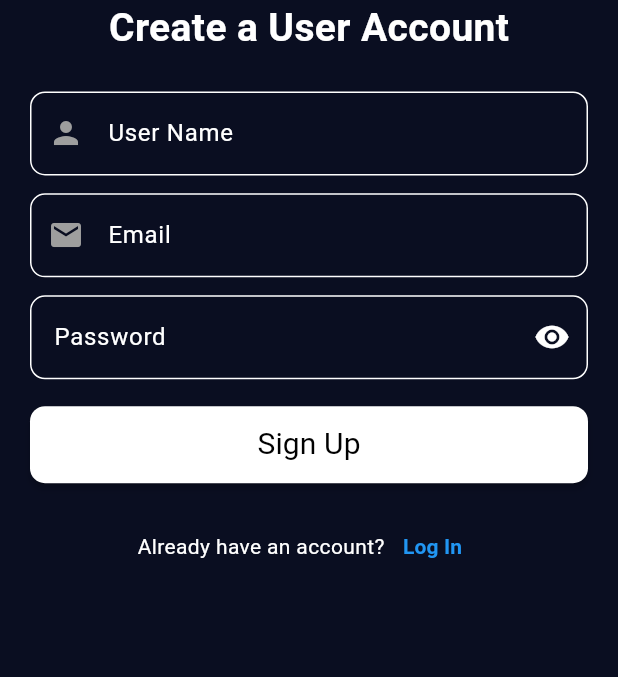
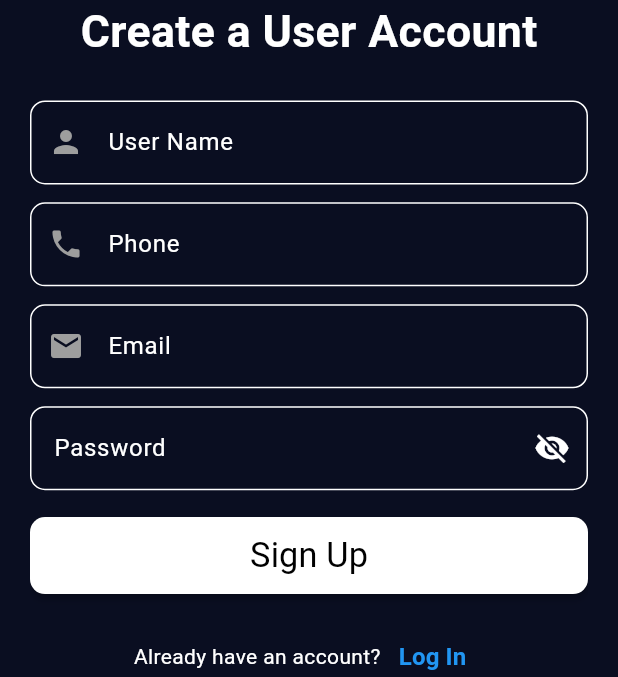
Before and after one commit to Marwanali2/uber_app_customer, a Flutter app: the screen it shows after launch, after a tap on "Sign Up", on a phone screen of 412 x 824 dp, the part 559-1236 px from its top. Run offline on Flutter 3.47's test engine with Material 3 defaults, Android fonts, the phone set to English and light mode, and no system bars; our stand-ins replace connectivity_plus, dartz, firebase_auth, firebase_core, firebase_database, flutter_bloc and 3 more; accounts and stored records are empty; network calls fail.

Commit message:
- add Firebase initializeApp in main app - Create error handler class - add some styles - Create Custom Loading Indication widget - Create SignUp Request Body with JsonSerializable - Create Auth repo - Create Firebase Authentication Impl class - create SignUp Cubit - Create SignUp States with freezed - wrap BlocProvider in Signup Screen - Create Validate And Login Method - add controllers in cubit - Create SignUp Bloc Listener

```diff
--- /dev/null
+++ b/devtools_options.yaml
@@ -0,0 +1,3 @@
+description: This file stores settings for Dart & Flutter DevTools.
+documentation: https://docs.flutter.dev/tools/devtools/extensions#configure-extension-enablement-states
+extensions:
--- a/lib/core/styles/app_styles.dart
+++ b/lib/core/styles/app_styles.dart
@@ -1,18 +1,23 @@
 import 'package:flutter/material.dart';
+import 'package:flutter_screenutil/flutter_screenutil.dart';
 
 class AppStyles {
-  static const TextStyle font26Bold = TextStyle(
-    fontSize: 26,
+  static TextStyle font26Bold = TextStyle(
+    fontSize: 26.sp,
     fontWeight: FontWeight.bold,
   );
 
-  static const TextStyle font20Regular = TextStyle(
-    fontSize: 20,
+  static TextStyle font20Regular = TextStyle(
+    fontSize: 20.sp,
     fontWeight: FontWeight.w400,
   );
 
-  static const TextStyle font14Bold = TextStyle(
-    fontSize: 14,
+  static TextStyle font14Bold = TextStyle(
+    fontSize: 14.sp,
     fontWeight: FontWeight.bold,
   );
+  static TextStyle font16Regular = TextStyle(
+    fontSize: 16.sp,
+    fontWeight: FontWeight.w400,
+  );
 }
--- a/lib/core/styles/app_theme.dart
+++ b/lib/core/styles/app_theme.dart
@@ -6,12 +6,14 @@ class AppTheme {
       scaffoldBackgroundColor: Colors.grey.shade200,
       colorScheme: const ColorScheme.light(
         secondary: Colors.white,
+        surface: Colors.white70,
         onSecondary: Colors.black, // for black in light theme
       ));
   static ThemeData darkTheme = ThemeData(
       scaffoldBackgroundColor: AppColors.scaffoldBackgroundColor,
       colorScheme: const ColorScheme.dark(
         secondary: Colors.black,
+        surface: Colors.black87,
         onSecondary: Colors.white, // for white in dark theme
       ));
 }
--- a/lib/core/widgets/custom_app_text_form_field.dart
+++ b/lib/core/widgets/custom_app_text_form_field.dart
@@ -10,16 +10,20 @@ class CustomAppTextFormField extends StatelessWidget {
     this.enabledBorder,
     this.focusedBorder,
     this.prefixIcon,
+    this.keyboardType,
+    this.controller,
   });
   final String hintText;
   final Widget? suffixIcon;
   final bool? obscureText;
   final InputBorder? border, enabledBorder, focusedBorder;
   final Widget? prefixIcon;
-
+  final TextInputType? keyboardType;
+  final TextEditingController? controller;
   @override
   Widget build(BuildContext context) {
     return TextFormField(
+      controller: controller,
       decoration: InputDecoration(
         border: border ??
             OutlineInputBorder(
@@ -43,6 +47,7 @@ class CustomAppTextFormField extends StatelessWidget {
         prefixIcon: prefixIcon,
         suffixIcon: suffixIcon ?? const SizedBox.shrink(),
       ),
+      keyboardType: keyboardType ?? TextInputType.emailAddress,
       obscureText: obscureText ?? false,
     );
   }
--- /dev/null
+++ b/lib/features/authentication/data/models/signup_request_body.dart
@@ -0,0 +1,21 @@
+import 'package:freezed_annotation/freezed_annotation.dart';
+
+part 'signup_request_body.g.dart';
+
+@JsonSerializable()
+class SignUpRequestBody {
+  final String name;
+  final String email;
+  final String password;
+  final String phone;
+  String? blockState = 'false';
+  SignUpRequestBody({
+    this.blockState,
+    required this.name,
+    required this.email,
+    required this.password,
+    required this.phone,
+  });
+
+  Map<String, dynamic> toJson() => _$SignUpRequestBodyToJson(this);
+}
--- /dev/null
+++ b/lib/features/authentication/data/repo/authentication_repo.dart
@@ -0,0 +1,8 @@
+import 'package:dartz/dartz.dart';
+import 'package:uber_app_customer/core/network/error_handler.dart';
+import 'package:uber_app_customer/features/authentication/data/models/signup_request_body.dart';
+
+abstract class AuthenticationRepo {
+  Future<Either<ErrorHandler, void>> signUp(
+      SignUpRequestBody signUpRequestBody);
+}
--- /dev/null
+++ b/lib/features/authentication/presentation/controller/cubit/sign_up_cubit.dart
@@ -0,0 +1,31 @@
+import 'package:flutter/material.dart';
+import 'package:flutter_bloc/flutter_bloc.dart';
+import 'package:freezed_annotation/freezed_annotation.dart';
+import 'package:uber_app_customer/features/authentication/data/repo/authentication_repo.dart';
+
+import '../../../data/models/signup_request_body.dart';
+
+part 'sign_up_cubit.freezed.dart';
+part 'sign_up_state.dart';
+
+class SignUpCubit extends Cubit<SignUpState> {
+  final AuthenticationRepo authenticationRepo;
+  SignUpCubit(this.authenticationRepo) : super(const SignUpState.initial());
+  TextEditingController passwordController = TextEditingController();
+  TextEditingController userNameController = TextEditingController();
+  TextEditingController emailController = TextEditingController();
+  TextEditingController phoneController = TextEditingController();
+
+  Future<void> doSignUp() async {
+    emit(const SignUpState.loading());
+    final result = await authenticationRepo.signUp(SignUpRequestBody(
+        name: userNameController.text,
+        email: emailController.text,
+        password: passwordController.text,
+        phone: phoneController.text));
+    result.fold(
+      (l) => emit(SignUpState.failure(message: l.error)),
+      (r) => emit(const SignUpState.success()),
+    );
+  }
+}
--- /dev/null
+++ b/lib/features/authentication/presentation/controller/cubit/sign_up_state.dart
@@ -0,0 +1,9 @@
+part of 'sign_up_cubit.dart';
+
+@freezed
+class SignUpState with _$SignUpState {
+  const factory SignUpState.initial() = _Initial;
+  const factory SignUpState.loading() = Loading;
+  const factory SignUpState.failure({required String message}) = Failure;
+  const factory SignUpState.success() = Success;
+}
--- a/lib/features/authentication/presentation/view/login_screen.dart
+++ b/lib/features/authentication/presentation/view/login_screen.dart
@@ -1,6 +1,9 @@
 import 'package:flutter/material.dart';
+import 'package:flutter_bloc/flutter_bloc.dart';
 import 'package:top_snackbar_flutter/custom_snack_bar.dart';
 import 'package:uber_app_customer/core/styles/app_styles.dart';
+import 'package:uber_app_customer/features/authentication/data/repo/firebase_authentication_impl.dart';
+import 'package:uber_app_customer/features/authentication/presentation/controller/cubit/sign_up_cubit.dart';
 
 import '../../../../core/helpers/app_spaces.dart';
 import '../../../../core/methods/app_notifier.dart';
@@ -57,7 +60,11 @@ class LoginScreen extends StatelessWidget {
                           Navigator.pushReplacement(
                               context,
                               MaterialPageRoute(
-                                  builder: (context) => const SignUpScreen()));
+                                  builder: (context) => BlocProvider(
+                                        create: (context) => SignUpCubit(
+                                            FirebaseAuthenticationImpl()),
+                                        child: const SignUpScreen(),
+                                      )));
                         },
                         child: Text(
                           'Sign Up',
--- a/lib/features/authentication/presentation/view/widgets/sign_up_text_fields.dart
+++ b/lib/features/authentication/presentation/view/widgets/sign_up_text_fields.dart
@@ -1,7 +1,9 @@
 import 'package:flutter/material.dart';
+import 'package:flutter_bloc/flutter_bloc.dart';
 
 import '../../../../../core/helpers/app_spaces.dart';
 import '../../../../../core/widgets/custom_app_text_form_field.dart';
+import '../../controller/cubit/sign_up_cubit.dart';
 
 class SignUpTextFields extends StatefulWidget {
   const SignUpTextFields({super.key});
@@ -11,27 +13,63 @@ class SignUpTextFields extends StatefulWidget {
 }
 
 class _SignUpTextFieldsState extends State<SignUpTextFields> {
-  bool obscureText = false;
+  bool obscureText = true;
+  late TextEditingController userNameController;
+  late TextEditingController phoneController;
+  late TextEditingController emailController;
+  late TextEditingController passwordController;
+
+  @override
+  initState() {
+    userNameController = context.read<SignUpCubit>().userNameController;
+    phoneController = context.read<SignUpCubit>().phoneController;
+    emailController = context.read<SignUpCubit>().emailController;
+    passwordController = context.read<SignUpCubit>().passwordController;
+    super.initState();
+  }
+
+  @override
+  void dispose() {
+    userNameController.dispose();
+    phoneController.dispose();
+    emailController.dispose();
+    passwordController.dispose();
+    super.dispose();
+  }
+
   @override
   Widget build(BuildContext context) {
     return Column(children: [
-      const CustomAppTextFormField(
+      CustomAppTextFormField(
+        controller: userNameController,
         hintText: 'User Name',
-        prefixIcon: Icon(
+        prefixIcon: const Icon(
           Icons.person,
           color: Colors.grey,
         ),
       ),
       verticalSpace(10),
-      const CustomAppTextFormField(
+      CustomAppTextFormField(
+        controller: phoneController,
+        keyboardType: TextInputType.phone,
+        hintText: 'Phone',
+        prefixIcon: const Icon(
+          Icons.phone,
+          color: Colors.grey,
+        ),
+      ),
+      verticalSpace(10),
+      CustomAppTextFormField(
+        controller: emailController,
         hintText: 'Email',
-        prefixIcon: Icon(
+        prefixIcon: const Icon(
           Icons.email,
           color: Colors.grey,
         ),
       ),
       verticalSpace(10),
       CustomAppTextFormField(
+        controller: passwordController,
         hintText: 'Password',
         suffixIcon: IconButton(
           onPressed: () {
--- a/lib/main.dart
+++ b/lib/main.dart
@@ -1,3 +1,4 @@
+import 'package:firebase_core/firebase_core.dart';
 import 'package:flutter/material.dart';
 import 'package:flutter_screenutil/flutter_screenutil.dart';
 import 'package:uber_app_customer/uber_app_customer.dart';
@@ -6,5 +7,6 @@ void main() async {
   WidgetsFlutterBinding.ensureInitialized();
   // This will Fix the issue of screenUtils in Realse Mode
   await ScreenUtil.ensureScreenSize();
+  await Firebase.initializeApp();
   runApp(const UberAppCustomer());
 }
```
Also changed, not shown: lib/core/network/error_handler.dart (added, +13 -0 lines), lib/core/widgets/loading_indicator.dart (added, +36 -0 lines), lib/features/authentication/data/repo/firebase_authentication_impl.dart (added, +34 -0 lines), lib/features/authentication/presentation/view/signup_screen.dart (+12 -1 lines), lib/features/authentication/presentation/view/widgets/signup_bloc_listener.dart (added, +35 -0 lines), pubspec.yaml (+8 -0 lines), lib/features/authentication/data/models/signup_request_body.g.dart (added), lib/features/authentication/presentation/controller/cubit/sign_up_cubit.freezed.dart (added), pubspec.lock, 4 other files.
